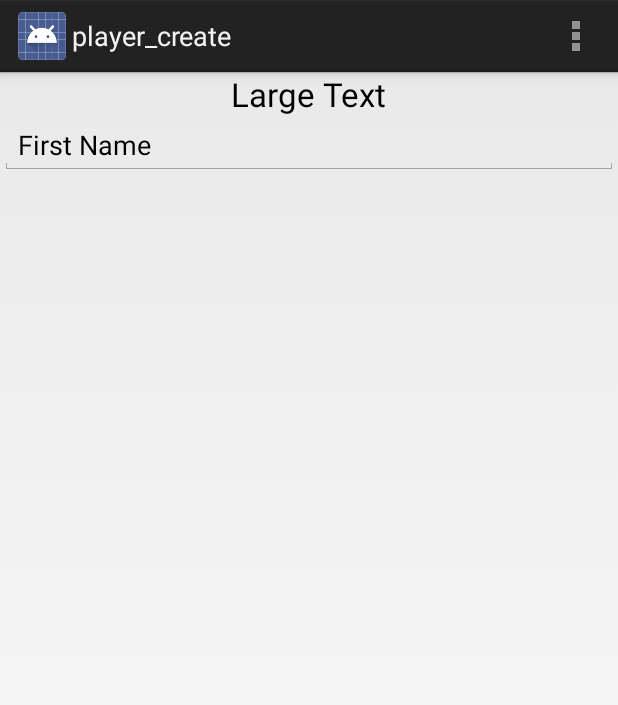
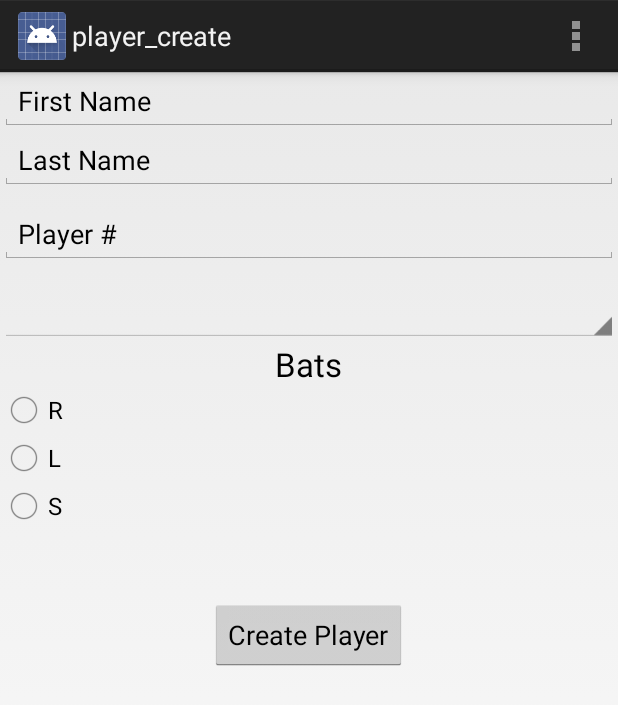
Before and after one commit to Wolfpack150/BaseballProject, an Android app: the player_create screen opened directly, with no data from a screen before it, on a phone screen of 412 x 824 dp. Shown: the top 705 px of the screen. Run offline under Robolectric (Android 15) with nearby library versions, the phone set to English and light mode, and no system bars.

Commit message:
Added more layout for the player creation

```diff
--- a/app/src/main/java/csci/baseballapp/Player.java
+++ b/app/src/main/java/csci/baseballapp/Player.java
@@ -27,6 +27,7 @@ public class Player {
 					this.m_number = number; <--- much easier
 		}
 		However, this is up for discussion!
+
 	*/
 
     //Default constructor
--- a/app/src/main/res/layout/activity_player_create.xml
+++ b/app/src/main/res/layout/activity_player_create.xml
@@ -6,28 +6,77 @@
 
     android:weightSum="1">
 
+
+    <EditText
+        android:layout_width="match_parent"
+        android:layout_height="wrap_content"
+        android:inputType="textPersonName"
+        android:text="First Name"
+        android:ems="10"
+        android:id="@+id/editText"
+        android:layout_gravity="center_horizontal" />
+
+    <EditText
+        android:layout_width="match_parent"
+        android:layout_height="wrap_content"
+        android:inputType="textPersonName"
+        android:text="Last Name"
+        android:ems="10"
+        android:id="@+id/editText2"
+        android:layout_gravity="center_horizontal" />
+
+    <EditText
+        android:layout_width="match_parent"
+        android:layout_height="wrap_content"
+        android:layout_marginTop="10dp"
+        android:layout_marginBottom="10dp"
+        android:text="Player #"
+        android:id="@+id/editText3"
+        android:layout_gravity="center_horizontal" />
+
+    <Spinner
+        android:layout_width="match_parent"
+        android:layout_height="wrap_content"
+        android:layout_marginTop="10dp"
+        android:id="@+id/spinner" />
+
     <TextView
         android:layout_width="wrap_content"
         android:layout_height="wrap_content"
         android:textAppearance="?android:attr/textAppearanceLarge"
-        android:text="Large Text"
-        android:id="@+id/textView"
+        android:text="Bats"
+        android:id="@+id/textView2"
         android:layout_gravity="center_horizontal" />
 
-    <LinearLayout
-        android:orientation="horizontal"
+    <RadioGroup
         android:layout_width="match_parent"
-        android:layout_height="0dp"
-        android:layout_gravity="center_horizontal"
-        android:layout_weight="0.13">
+        android:layout_height="wrap_content"
+        android:layout_weight="0.11">
 
-        <EditText
+        <RadioButton
             android:layout_width="wrap_content"
             android:layout_height="wrap_content"
-            android:inputType="textPersonName"
-            android:text="First Name"
-            android:ems="10"
-            android:id="@+id/editText7"
-            android:layout_weight="1" />
-    </LinearLayout>
+            android:text="R"
+            android:id="@+id/radioButton" />
+
+        <RadioButton
+            android:layout_width="wrap_content"
+            android:layout_height="wrap_content"
+            android:text="L"
+            android:id="@+id/radioButton2" />
+
+        <RadioButton
+            android:layout_width="wrap_content"
+            android:layout_height="wrap_content"
+            android:text="S"
+            android:id="@+id/radioButton3" />
+    </RadioGroup>
+
+    <Button
+        android:layout_width="wrap_content"
+        android:layout_height="wrap_content"
+        android:text="Create Player"
+        android:id="@+id/button2"
+        android:layout_gravity="center_horizontal" />
+
 </LinearLayout>
--- a/app/src/main/res/layout/game_type.xml
+++ b/app/src/main/res/layout/game_type.xml
@@ -8,7 +8,7 @@
         android:layout_width="wrap_content"
         android:layout_height="wrap_content"
         android:textAppearance="?android:attr/textAppearanceLarge"
-        android:text="TEST"
+        android:text="FUCK THIS SCREEN FOR NOW IMO"
         android:id="@+id/textView"
         android:layout_gravity="center_horizontal" />
 
```
Also changed, not shown: app/src/main/java/csci/baseballapp/team_lineups.java (+7 -3 lines).
